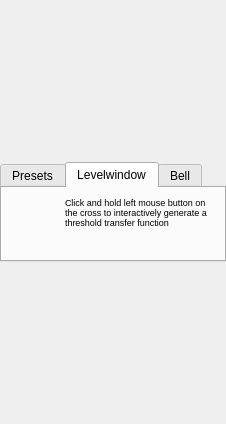
MITK/MITK, file Modules/QmitkExt/QmitkTransferFunctionGeneratorWidget.ui: the form before one commit.
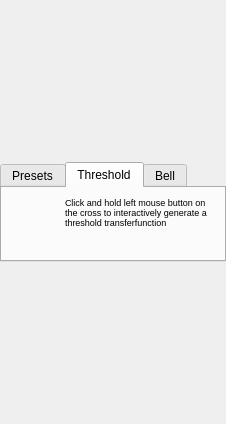
The form after the commit. The open tabs and pages were chosen to show the change. Icons and pictures are not drawn. Custom widgets are drawn as their Qt base class.

Diff of the .ui file:
```diff
--- a/Modules/QmitkExt/QmitkTransferFunctionGeneratorWidget.ui
+++ b/Modules/QmitkExt/QmitkTransferFunctionGeneratorWidget.ui
@@ -241,7 +241,7 @@
        </sizepolicy>
       </property>
       <attribute name="title">
-       <string>Levelwindow</string>
+       <string>Threshold</string>
       </attribute>
       <attribute name="toolTip">
        <string>Generate a threshold transfer function interactively. Click on the cross and move the mouse. With a vertical move the function will be steeper or flatter and with a horizontal move the center of the function moves to the right or left.</string>
@@ -313,7 +313,7 @@
           </font>
          </property>
          <property name="text">
-          <string>Click and hold left mouse button on the cross to interactively generate a threshold transfer function</string>
+          <string>Click and hold left mouse button on the cross to interactively generate a threshold transferfunction</string>
          </property>
          <property name="alignment">
           <set>Qt::AlignLeading|Qt::AlignLeft|Qt::AlignTop</set>
```
Left out of the diff: 35 changed lines with no effect on the pictures.
